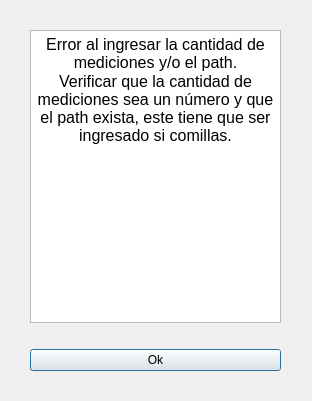
This is Programa/GUI/ui/datos_med_error.ui in Marivera3/QE-Tester as Qt 5 draws it before an edit. The edited form follows.
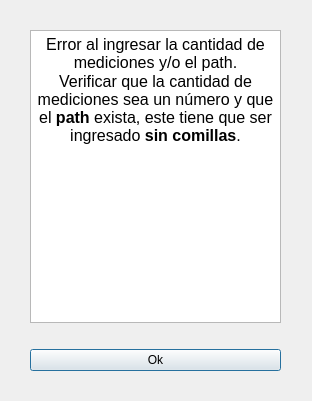
This is the edited form.

Patch:
```diff
--- a/Programa/GUI/ui/datos_med_error.ui
+++ b/Programa/GUI/ui/datos_med_error.ui
@@ -33,7 +33,7 @@
 p, li { white-space: pre-wrap; }
 &lt;/style&gt;&lt;/head&gt;&lt;body style=&quot; font-family:'MS Shell Dlg 2'; font-size:7.5pt; font-weight:400; font-style:normal;&quot;&gt;
 &lt;p align=&quot;center&quot; style=&quot; margin-top:0px; margin-bottom:0px; margin-left:0px; margin-right:0px; -qt-block-indent:0; text-indent:0px;&quot;&gt;&lt;span style=&quot; font-size:12pt;&quot;&gt;Error al ingresar la cantidad de mediciones y/o el path.&lt;/span&gt;&lt;/p&gt;
-&lt;p align=&quot;center&quot; style=&quot; margin-top:0px; margin-bottom:0px; margin-left:0px; margin-right:0px; -qt-block-indent:0; text-indent:0px;&quot;&gt;&lt;span style=&quot; font-size:12pt;&quot;&gt;Verificar que la cantidad de mediciones sea un número y que el path exista, este tiene que ser ingresado si comillas.&lt;/span&gt;&lt;/p&gt;&lt;/body&gt;&lt;/html&gt;</string>
+&lt;p align=&quot;center&quot; style=&quot; margin-top:0px; margin-bottom:0px; margin-left:0px; margin-right:0px; -qt-block-indent:0; text-indent:0px;&quot;&gt;&lt;span style=&quot; font-size:12pt;&quot;&gt;Verificar que la cantidad de mediciones sea un número y que el &lt;/span&gt;&lt;span style=&quot; font-size:12pt; font-weight:600;&quot;&gt;path&lt;/span&gt;&lt;span style=&quot; font-size:12pt;&quot;&gt; exista, este tiene que ser ingresado &lt;/span&gt;&lt;span style=&quot; font-size:12pt; font-weight:600;&quot;&gt;sin comillas&lt;/span&gt;&lt;span style=&quot; font-size:12pt;&quot;&gt;.&lt;/span&gt;&lt;/p&gt;&lt;/body&gt;&lt;/html&gt;</string>
         </property>
        </widget>
       </item>
```
